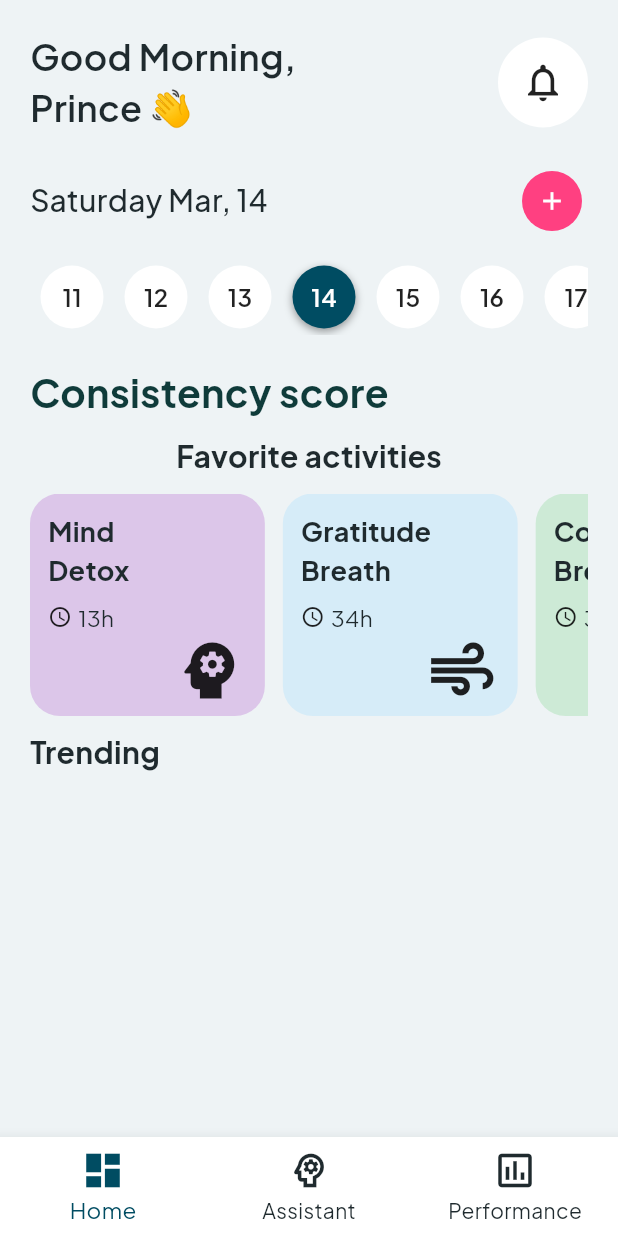
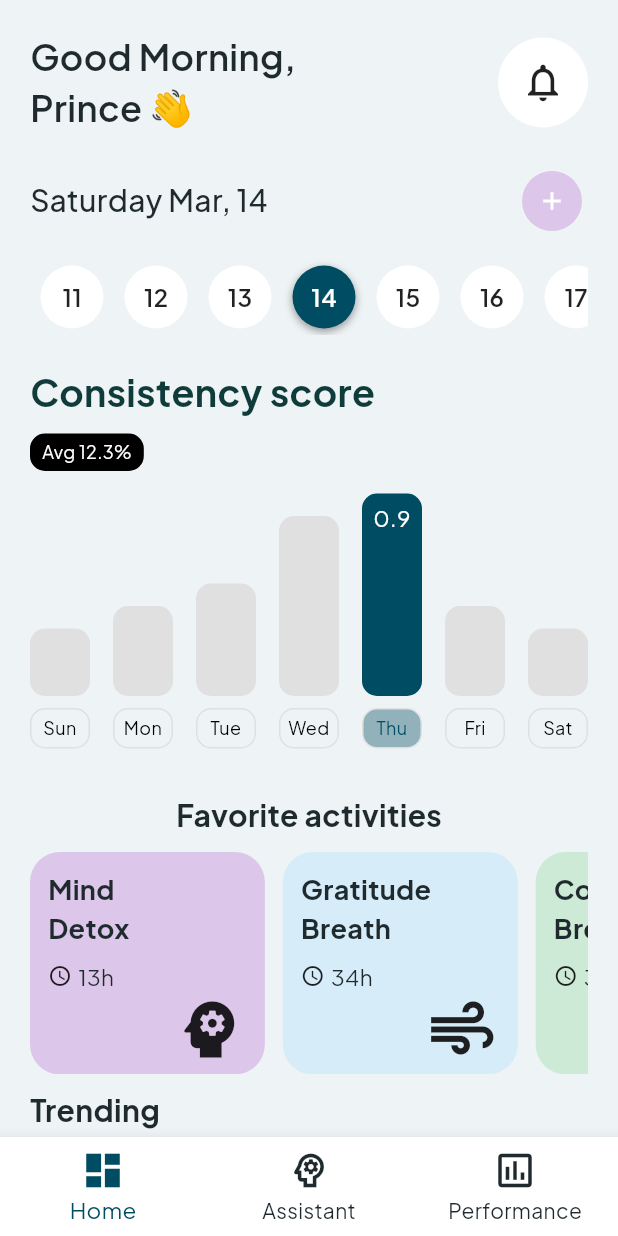
Before and after one commit to Prince-Ampomah/mental_health_ui, a Flutter app: the screen it shows after launch, on a phone screen of 412 x 824 dp. Run offline on Flutter 3.47's test engine with Material 3 defaults, Android fonts, the phone set to English and light mode, and no system bars; our stand-ins replace go_router, google_fonts.

Commit message:
added the trending and chart acivity

```diff
--- /dev/null
+++ b/lib/features/dashboard/model/chart_model.dart
@@ -0,0 +1,21 @@
+class ConsistencyData {
+  final String day;
+  final double value;
+  final bool isHighlighted;
+
+  ConsistencyData({
+    required this.day,
+    required this.value,
+    this.isHighlighted = false,
+  });
+}
+
+final consistencyData = [
+  ConsistencyData(day: "Sun", value: 0.3),
+  ConsistencyData(day: "Mon", value: 0.4),
+  ConsistencyData(day: "Tue", value: 0.5),
+  ConsistencyData(day: "Wed", value: 0.8),
+  ConsistencyData(day: "Thu", value: 0.9, isHighlighted: true),
+  ConsistencyData(day: "Fri", value: 0.4),
+  ConsistencyData(day: "Sat", value: 0.3),
+];
--- /dev/null
+++ b/lib/features/dashboard/model/trending_activity_model.dart
@@ -0,0 +1,19 @@
+import 'package:flutter/material.dart';
+
+class TrendingActivityModel {
+  final String title;
+  final String duration;
+  final IconData icon;
+  final Color color;
+
+  /// activity for each day of the week
+  final List<bool> weeklyActivity;
+
+  TrendingActivityModel({
+    required this.title,
+    required this.duration,
+    required this.icon,
+    required this.color,
+    required this.weeklyActivity,
+  });
+}
--- a/lib/features/dashboard/pages/dashboard_page.dart
+++ b/lib/features/dashboard/pages/dashboard_page.dart
@@ -3,9 +3,13 @@ import 'package:mental_health_ui/core/theme/text_style_theme.dart';
 import 'package:mental_health_ui/core/utils/date_time_convertor.dart';
 import 'package:mental_health_ui/core/utils/extension.dart';
 import 'package:mental_health_ui/features/dashboard/model/activity_model.dart';
+import 'package:mental_health_ui/features/dashboard/model/chart_model.dart';
+import 'package:mental_health_ui/features/dashboard/model/trending_activity_model.dart';
 import 'package:mental_health_ui/features/dashboard/widgets/activity_card.dart';
+import 'package:mental_health_ui/features/dashboard/widgets/consistency_chart.dart';
 import 'package:mental_health_ui/features/dashboard/widgets/date_selector.dart';
 import 'package:mental_health_ui/features/dashboard/widgets/greeting_and_notification.dart';
+import 'package:mental_health_ui/features/dashboard/widgets/trending_card.dart';
 
 class DashboardPage extends StatelessWidget {
   const DashboardPage({super.key});
@@ -32,6 +36,17 @@ class DashboardPage extends StatelessWidget {
         color: const Color(0xFFCDEAD6),
       ),
     ];
+
+    final trendingActivities = [
+      TrendingActivityModel(
+        title: "Meditation",
+        duration: "12h 32m in total",
+        icon: Icons.psychology,
+        color: const Color(0xFFDCC6E9),
+        weeklyActivity: [false, false, false, true, false, true, false],
+      ),
+    ];
+
     return SingleChildScrollView(
       child: Padding(
         padding: const EdgeInsets.symmetric(horizontal: 20, vertical: 20),
@@ -57,7 +72,7 @@ class DashboardPage extends StatelessWidget {
                       onPressed: () {},
                       icon: Icon(Icons.add, size: 20),
                       style: IconButton.styleFrom(
-                        backgroundColor: Colors.pinkAccent,
+                        backgroundColor: const Color(0xFFDCC6E9),
                       ),
                     ),
                   ],
@@ -76,11 +91,27 @@ class DashboardPage extends StatelessWidget {
               style: AppTextStyles.headline2.copyWith(
                 color: context.color.onPrimaryContainer,
                 fontWeight: FontWeight.bold,
-                fontSize: 26,
+                fontSize: 25,
               ),
             ),
 
             10.ph,
+
+            Container(
+              padding: const EdgeInsets.symmetric(horizontal: 8, vertical: 4),
+              decoration: BoxDecoration(
+                color: Colors.black,
+                borderRadius: BorderRadius.circular(10),
+              ),
+              child: const Text(
+                "Avg 12.3%",
+                style: TextStyle(color: Colors.white, fontSize: 12),
+              ),
+            ),
+
+            ConsistencyChart(data: consistencyData),
+
+            30.ph,
 
             // favorite activities
             Center(
@@ -113,6 +144,10 @@ class DashboardPage extends StatelessWidget {
                 fontWeight: FontWeight.bold,
               ),
             ),
+
+            10.ph,
+
+            TrendingCard(activity: trendingActivities[0]),
           ],
         ),
       ),
--- /dev/null
+++ b/lib/features/dashboard/widgets/consistency_chart.dart
@@ -0,0 +1,82 @@
+import 'package:flutter/material.dart';
+import 'package:mental_health_ui/core/theme/text_style_theme.dart';
+import 'package:mental_health_ui/core/utils/extension.dart';
+import 'package:mental_health_ui/features/dashboard/model/chart_model.dart';
+
+class ConsistencyChart extends StatelessWidget {
+  final List<ConsistencyData> data;
+
+  const ConsistencyChart({super.key, required this.data});
+
+  @override
+  Widget build(BuildContext context) {
+    const double maxHeight = 150;
+
+    return Column(
+      children: [
+        /// BAR SECTION
+        SizedBox(
+          height: maxHeight,
+          child: Row(
+            mainAxisAlignment: MainAxisAlignment.spaceBetween,
+            crossAxisAlignment: CrossAxisAlignment.end,
+            children: data.map((item) {
+              final barHeight = maxHeight * item.value;
+
+              return Container(
+                width: 40,
+                height: barHeight,
+                padding: const EdgeInsets.symmetric(vertical: 5),
+                decoration: BoxDecoration(
+                  color: item.isHighlighted
+                      ? context.color.primary
+                      : Colors.grey.shade300,
+                  borderRadius: BorderRadius.circular(10),
+                ),
+                child: item.isHighlighted
+                    ? Text(
+                        item.value.toString(),
+                        textAlign: TextAlign.center,
+                        style: AppTextStyles.bodySmall.copyWith(
+                          color: Colors.white,
+                        ),
+                      )
+                    : null,
+              );
+            }).toList(),
+          ),
+        ),
+
+        8.ph,
+
+        /// DAY LABELS
+        Row(
+          mainAxisAlignment: MainAxisAlignment.spaceBetween,
+          children: data.map((item) {
+            return Container(
+              width: 40,
+              padding: const EdgeInsets.symmetric(vertical: 4, horizontal: 2),
+              decoration: BoxDecoration(
+                color: item.isHighlighted
+                    ? context.color.primary.withAlpha(100)
+                    : null,
+                borderRadius: BorderRadius.circular(10),
+                border: Border.all(color: Colors.grey.shade300, width: 1),
+              ),
+              child: Text(
+                item.day,
+                textAlign: TextAlign.center,
+                style: TextStyle(
+                  fontSize: 12,
+                  color: item.isHighlighted
+                      ? context.color.primary
+                      : Colors.black,
+                ),
+              ),
+            );
+          }).toList(),
+        ),
+      ],
+    );
+  }
+}
```
Also changed, not shown: lib/features/dashboard/widgets/trending_card.dart (added, +132 -0 lines).
